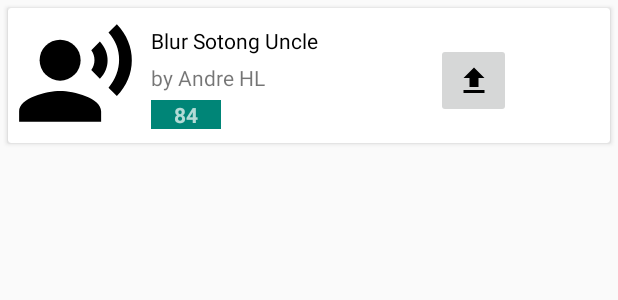
After one commit to andrehadianto/SG-Go-Hackomania2019, an Android app: the layout activity_voting_listview.xml on its own in the app's theme, with its tools: preview values and no code run, on a phone screen of 412 x 824 dp. The commit adds this screen. Shown: the top 300 px of the screen. Run offline under Robolectric (Android 15) with nearby library versions, the light colour scheme and no system bars.

Commit message:
"my first commit" my first commit

```diff
--- a/app/build.gradle
+++ b/app/build.gradle
@@ -19,10 +19,12 @@ android {
 }
 
 dependencies {
-    implementation fileTree(dir: 'libs', include: ['*.jar'])
+    implementation fileTree(include: ['*.jar'], dir: 'libs')
     implementation 'com.android.support:appcompat-v7:28.0.0'
     implementation 'com.android.support.constraint:constraint-layout:1.1.3'
     testImplementation 'junit:junit:4.12'
     androidTestImplementation 'com.android.support.test:runner:1.0.2'
     androidTestImplementation 'com.android.support.test.espresso:espresso-core:3.0.2'
+    implementation 'com.android.support:recyclerview-v7:28.0.0'
+    implementation 'com.android.support:cardview-v7:28.0.0'
 }
--- a/app/src/main/AndroidManifest.xml
+++ b/app/src/main/AndroidManifest.xml
@@ -12,10 +12,13 @@
         <activity android:name=".MainActivity">
             <intent-filter>
                 <action android:name="android.intent.action.MAIN" />
-
                 <category android:name="android.intent.category.LAUNCHER" />
             </intent-filter>
         </activity>
+        <activity android:name=".EventsActivity" />
+        <activity android:name=".EventActivity" />
+        <activity android:name=".LeaderboardActivity"/>
+        <activity android:name=".VotingActivity"/>
     </application>
 
 </manifest>
--- a/app/src/main/java/com/example/celineyee/kongsimi/EventsActivity.java
+++ b/app/src/main/java/com/example/celineyee/kongsimi/EventsActivity.java
@@ -1,5 +1,5 @@
 package com.example.celineyee.kongsimi;
 
 public class EventsActivity {
-    List<Event>
+
 }
--- a/app/src/main/java/com/example/celineyee/kongsimi/MainActivity.java
+++ b/app/src/main/java/com/example/celineyee/kongsimi/MainActivity.java
@@ -1,13 +1,15 @@
 package com.example.celineyee.kongsimi;
-
 import android.support.v7.app.AppCompatActivity;
 import android.os.Bundle;
 
+
+
 public class MainActivity extends AppCompatActivity {
+
 
     @Override
     protected void onCreate(Bundle savedInstanceState) {
         super.onCreate(savedInstanceState);
         setContentView(R.layout.activity_main);
-    }
+
 }
--- /dev/null
+++ b/app/src/main/res/drawable/ic_file_upload_black_24dp.xml
@@ -0,0 +1,9 @@
+<vector xmlns:android="http://schemas.android.com/apk/res/android"
+        android:width="24dp"
+        android:height="24dp"
+        android:viewportWidth="24.0"
+        android:viewportHeight="24.0">
+    <path
+        android:fillColor="#FF000000"
+        android:pathData="M9,16h6v-6h4l-7,-7 -7,7h4zM5,18h14v2L5,20z"/>
+</vector>
--- /dev/null
+++ b/app/src/main/res/drawable/ic_record_voice_over_black_24dp.xml
@@ -0,0 +1,12 @@
+<vector xmlns:android="http://schemas.android.com/apk/res/android"
+        android:width="24dp"
+        android:height="24dp"
+        android:viewportWidth="24.0"
+        android:viewportHeight="24.0">
+    <path
+        android:fillColor="#FF000000"
+        android:pathData="M9,9m-4,0a4,4 0,1 1,8 0a4,4 0,1 1,-8 0"/>
+    <path
+        android:fillColor="#FF000000"
+        android:pathData="M9,15c-2.67,0 -8,1.34 -8,4v2h16v-2c0,-2.66 -5.33,-4 -8,-4zM16.76,5.36l-1.68,1.69c0.84,1.18 0.84,2.71 0,3.89l1.68,1.69c2.02,-2.02 2.02,-5.07 0,-7.27zM20.07,2l-1.63,1.63c2.77,3.02 2.77,7.56 0,10.74L20.07,16c3.9,-3.89 3.91,-9.95 0,-14z"/>
+</vector>
--- a/app/src/main/res/layout/activity_main.xml
+++ b/app/src/main/res/layout/activity_main.xml
@@ -15,4 +15,5 @@
         app:layout_constraintRight_toRightOf="parent"
         app:layout_constraintTop_toTopOf="parent" />
 
+
 </android.support.constraint.ConstraintLayout>
--- /dev/null
+++ b/app/src/main/res/layout/activity_voting_listview.xml
@@ -0,0 +1,73 @@
+<?xml version="1.0" encoding="utf-8"?>
+<android.support.v7.widget.CardView
+    xmlns:android="http://schemas.android.com/apk/res/android"
+    android:layout_width="match_parent"
+    android:layout_height="wrap_content"
+    android:layout_margin="5dp">
+
+    <RelativeLayout
+        android:layout_width="match_parent"
+        android:layout_height="wrap_content">
+        android:padding="8dp"
+
+        <ImageView
+            android:id="@+id/imageView"
+            android:layout_width="90dp"
+            android:layout_height="90dp"
+            android:padding="4dp"
+            android:src="@drawable/ic_record_voice_over_black_24dp"/>
+
+        <TextView
+            android:id="@+id/textViewTitle"
+            android:layout_width="wrap_content"
+            android:layout_height="wrap_content"
+            android:layout_alignParentTop="true"
+            android:layout_marginLeft="5dp"
+            android:layout_marginTop="12dp"
+            android:layout_toRightOf="@id/imageView"
+            android:text="Blur Sotong Uncle"
+            android:textAppearance="@style/Base.TextAppearance.AppCompat.Small"
+            android:textColor="#000000" />
+
+        <TextView
+            android:id="@+id/textViewOwner"
+            android:layout_width="wrap_content"
+            android:layout_height="wrap_content"
+            android:layout_below="@id/textViewTitle"
+            android:layout_marginLeft="5dp"
+            android:layout_marginTop="5dp"
+            android:layout_toRightOf="@id/imageView"
+            android:text="by Andre HL"
+            android:textAppearance="@style/Base.TextAppearance.AppCompat.Small" />
+
+        <TextView
+            android:id="@+id/textViewRating"
+            android:layout_width="wrap_content"
+            android:layout_height="wrap_content"
+            android:layout_below="@id/textViewOwner"
+            android:layout_marginStart="5dp"
+            android:layout_marginLeft="5dp"
+            android:layout_marginTop="5dp"
+            android:layout_toEndOf="@+id/imageView"
+            android:layout_toRightOf="@+id/imageView"
+            android:background="@color/colorPrimary"
+            android:paddingLeft="15dp"
+            android:paddingRight="15dp"
+            android:text="84"
+            android:textAppearance="@style/Base.TextAppearance.AppCompat.Small.Inverse"
+            android:textStyle="bold" />
+
+        <ImageButton
+            android:id="@+id/upVoteButton"
+            android:layout_width="50dp"
+            android:layout_height="50dp"
+            android:layout_below="@+id/textViewRating"
+            android:layout_alignStart="@+id/textViewTitle"
+            android:layout_alignLeft="@+id/textViewTitle"
+            android:layout_marginStart="190dp"
+            android:layout_marginLeft="190dp"
+            android:layout_marginTop="-57dp"
+            android:src="@drawable/ic_file_upload_black_24dp" />
+
+    </RelativeLayout>
+</android.support.v7.widget.CardView>
```
Also changed, not shown: app/src/main/java/com/example/celineyee/kongsimi/VotingActivity.java (+40 -1 lines), app/src/main/java/com/example/celineyee/kongsimi/VotingList.java (added, +38 -0 lines), app/src/main/java/com/example/celineyee/kongsimi/VotingListAdapter.java (added, +58 -0 lines), app/src/main/res/layout/activity_voting.xml (added, +45 -0 lines), app/src/main/res/drawable/recording_button.png (added).
